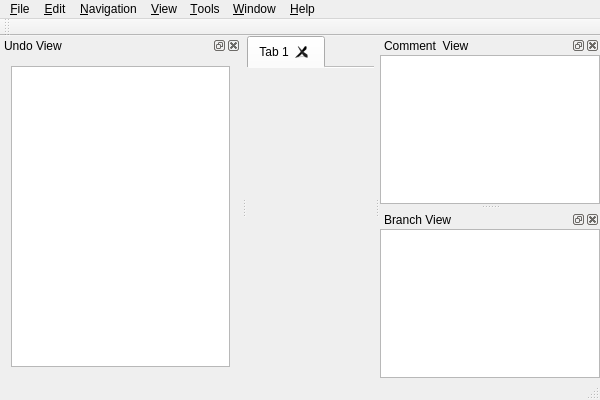
Above: branches/2.0.0/mainwindow.ui from nullx002/mugo before the change. Below: the same form after it.
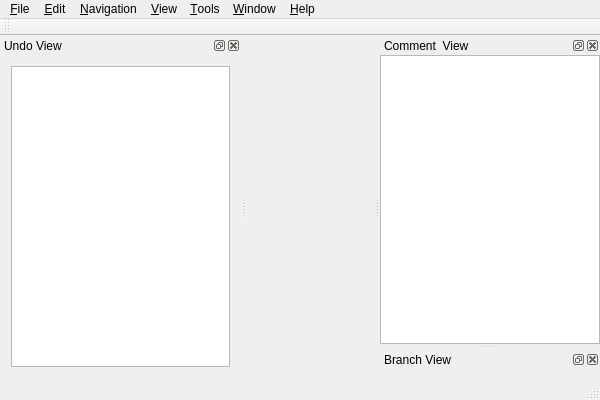
That is the form after the change.

Commit message: added branch widget, but there are no contents.

Diff of the .ui file:
```diff
--- a/branches/2.0.0/mainwindow.ui
+++ b/branches/2.0.0/mainwindow.ui
@@ -32,12 +32,6 @@
       <property name="movable">
        <bool>true</bool>
       </property>
-      <widget class="QWidget" name="tab">
-       <attribute name="title">
-        <string>Tab 1</string>
-       </attribute>
-       <layout class="QHBoxLayout" name="boardHorizontalLayout"/>
-      </widget>
      </widget>
     </item>
    </layout>
@@ -155,19 +149,7 @@
       <number>0</number>
      </property>
      <item>
-      <widget class="QTreeWidget" name="branchWidget">
-       <attribute name="headerVisible">
-        <bool>false</bool>
-       </attribute>
-       <attribute name="headerVisible">
-        <bool>false</bool>
-       </attribute>
-       <column>
-        <property name="text">
-         <string notr="true">1</string>
-        </property>
-       </column>
-      </widget>
+      <widget class="QStackedWidget" name="branchStackedWidget"/>
      </item>
     </layout>
    </widget>
```
Left out of the diff: 2 changed lines with no effect on the pictures. The commit also changes 4 other files.
